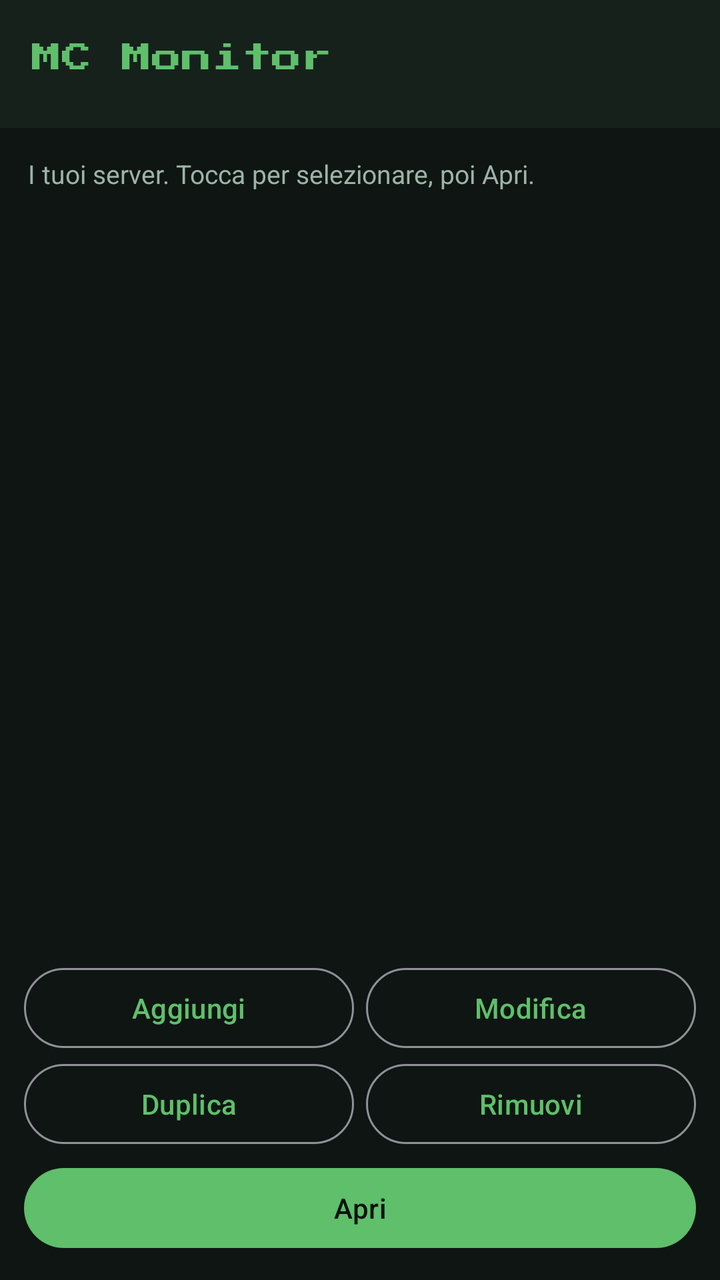
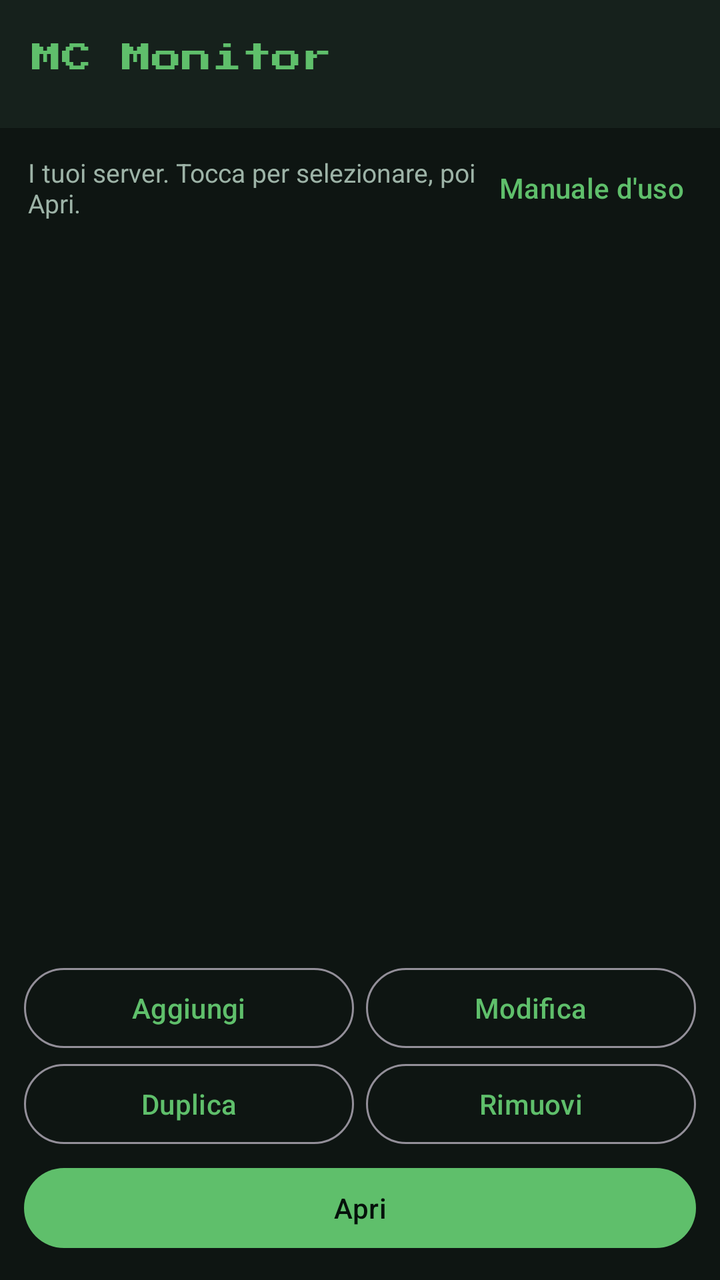

Screens rendered from an Android XML layout before and after an edit, with the pre-edit source and the edit as a unified diff.
<!-- AndroidManifest.xml: application theme Theme.McMonitor -->
<!-- res/layout/activity_servers.xml -->
<?xml version="1.0" encoding="utf-8"?>
<LinearLayout xmlns:android="http://schemas.android.com/apk/res/android"
    xmlns:app="http://schemas.android.com/apk/res-auto"
    android:id="@+id/root"
    android:layout_width="match_parent"
    android:layout_height="match_parent"
    android:background="@color/bg"
    android:orientation="vertical">

    <com.google.android.material.appbar.AppBarLayout
        android:id="@+id/appbar"
        android:layout_width="match_parent"
        android:layout_height="wrap_content"
        android:background="@color/surface">

        <com.google.android.material.appbar.MaterialToolbar
            android:id="@+id/toolbar"
            android:layout_width="match_parent"
            android:layout_height="?attr/actionBarSize">

            <TextView
                android:layout_width="wrap_content"
                android:layout_height="wrap_content"
                android:fontFamily="@font/press_start_2p"
                android:text="@string/app_name"
                android:textColor="@color/grass"
                android:textSize="15sp" />
        </com.google.android.material.appbar.MaterialToolbar>
    </com.google.android.material.appbar.AppBarLayout>

    <include
        android:id="@+id/updateBanner"
        layout="@layout/view_update_banner" />

    <TextView
        android:layout_width="match_parent"
        android:layout_height="wrap_content"
        android:padding="14dp"
        android:text="I tuoi server. Tocca per selezionare, poi Apri."
        android:textColor="@color/text_dim"
        android:textSize="13sp" />

    <androidx.core.widget.NestedScrollView
        android:layout_width="match_parent"
        android:layout_height="0dp"
        android:layout_weight="1"
        android:paddingStart="12dp"
        android:paddingEnd="12dp">

        <LinearLayout
            android:id="@+id/list"
            android:layout_width="match_parent"
            android:layout_height="wrap_content"
            android:orientation="vertical" />
    </androidx.core.widget.NestedScrollView>

    <TextView
        android:id="@+id/empty"
        android:layout_width="match_parent"
        android:layout_height="wrap_content"
        android:padding="24dp"
        android:text="Nessun server configurato.\nPremi Aggiungi per crearne uno."
        android:textAlignment="center"
        android:textColor="@color/text_dim"
        android:visibility="gone" />

    <LinearLayout
        android:layout_width="match_parent"
        android:layout_height="wrap_content"
        android:orientation="vertical"
        android:padding="12dp">

        <LinearLayout
            android:layout_width="match_parent"
            android:layout_height="wrap_content"
            android:orientation="horizontal">

            <com.google.android.material.button.MaterialButton
                android:id="@+id/btnAdd"
                style="@style/Widget.Material3.Button.OutlinedButton"
                android:layout_width="0dp"
                android:layout_height="wrap_content"
                android:layout_marginEnd="6dp"
                android:layout_weight="1"
                android:text="Aggiungi" />

            <com.google.android.material.button.MaterialButton
                android:id="@+id/btnEdit"
                style="@style/Widget.Material3.Button.OutlinedButton"
                android:layout_width="0dp"
                android:layout_height="wrap_content"
                android:layout_weight="1"
                android:text="Modifica" />
        </LinearLayout>

        <LinearLayout
            android:layout_width="match_parent"
            android:layout_height="wrap_content"
            android:orientation="horizontal">

            <com.google.android.material.button.MaterialButton
                android:id="@+id/btnClone"
                style="@style/Widget.Material3.Button.OutlinedButton"
                android:layout_width="0dp"
                android:layout_height="wrap_content"
                android:layout_marginEnd="6dp"
                android:layout_weight="1"
                android:text="Duplica" />

            <com.google.android.material.button.MaterialButton
                android:id="@+id/btnRemove"
                style="@style/Widget.Material3.Button.OutlinedButton"
                android:layout_width="0dp"
                android:layout_height="wrap_content"
                android:layout_weight="1"
                android:text="Rimuovi" />
        </LinearLayout>

        <com.google.android.material.button.MaterialButton
            android:id="@+id/btnOpen"
            android:layout_width="match_parent"
            android:layout_height="wrap_content"
            android:layout_marginTop="4dp"
            android:text="Apri" />
    </LinearLayout>
</LinearLayout>
<!-- res/layout/view_update_banner.xml (included above) -->
<?xml version="1.0" encoding="utf-8"?>
<com.google.android.material.card.MaterialCardView xmlns:android="http://schemas.android.com/apk/res/android"
    xmlns:app="http://schemas.android.com/apk/res-auto"
    android:layout_width="match_parent"
    android:layout_height="wrap_content"
    android:layout_margin="10dp"
    android:visibility="gone"
    app:cardBackgroundColor="@color/surface_high"
    app:cardCornerRadius="12dp"
    app:strokeColor="@color/grass"
    app:strokeWidth="1dp">

    <LinearLayout
        android:layout_width="match_parent"
        android:layout_height="wrap_content"
        android:orientation="vertical"
        android:padding="12dp">

        <TextView
            android:id="@+id/updateTitle"
            android:layout_width="match_parent"
            android:layout_height="wrap_content"
            android:textColor="@color/grass"
            android:textSize="14sp"
            android:textStyle="bold" />

        <TextView
            android:id="@+id/updateNotes"
            android:layout_width="match_parent"
            android:layout_height="wrap_content"
            android:layout_marginTop="2dp"
            android:maxLines="4"
            android:textColor="@color/text_dim"
            android:textSize="12sp" />

        <LinearLayout
            android:layout_width="match_parent"
            android:layout_height="wrap_content"
            android:gravity="end"
            android:orientation="horizontal">

            <com.google.android.material.button.MaterialButton
                android:id="@+id/updateDismiss"
                style="@style/Widget.Material3.Button.TextButton"
                android:layout_width="wrap_content"
                android:layout_height="wrap_content"
                android:text="Più tardi" />

            <com.google.android.material.button.MaterialButton
                android:id="@+id/updateInstall"
                android:layout_width="wrap_content"
                android:layout_height="wrap_content"
                android:layout_marginStart="8dp"
                android:text="Aggiorna" />
        </LinearLayout>
    </LinearLayout>
</com.google.android.material.card.MaterialCardView>
<!-- resources referenced by this layout -->
<resources>
  <color name="bg">#0E1512</color>
  <color name="grass">#5FBF6B</color>
  <color name="surface">#16211C</color>
  <color name="surface_high">#1D2C25</color>
  <color name="text_dim">#9DB3A7</color>
  <string name="app_name">MC Monitor</string>
  <style name="Theme.McMonitor" parent="Theme.Material3.Dark.NoActionBar">
          <item name="colorPrimary">@color/grass</item>
          <item name="colorOnPrimary">#06120B</item>
          <item name="colorPrimaryContainer">@color/grass_dark</item>
          <item name="colorOnPrimaryContainer">@color/text</item>
          <item name="colorSecondary">@color/dirt</item>
          <item name="colorError">@color/danger</item>
          <item name="android:colorBackground">@color/bg</item>
          <item name="colorSurface">@color/surface</item>
          <item name="colorSurfaceVariant">@color/surface_high</item>
          <item name="colorOnSurface">@color/text</item>
          <item name="colorOnSurfaceVariant">@color/text_dim</item>
          <item name="android:statusBarColor" tools:targetApi="l">@color/surface</item>
          <item name="android:navigationBarColor" tools:targetApi="l">@color/bg</item>
      </style>
  <color name="grass_dark">#2E7D32</color>
  <color name="text">#E6F0EA</color>
  <color name="dirt">#8D6E63</color>
  <color name="danger">#EF5350</color>
</resources>

<!-- the commit's change to res/layout/activity_servers.xml (unified diff, before → after) -->
@@ -18,13 +18,28 @@
             android:layout_width="match_parent"
             android:layout_height="?attr/actionBarSize">
 
-            <TextView
+            <LinearLayout
                 android:layout_width="wrap_content"
                 android:layout_height="wrap_content"
-                android:fontFamily="@font/press_start_2p"
-                android:text="@string/app_name"
-                android:textColor="@color/grass"
-                android:textSize="15sp" />
+                android:baselineAligned="true"
+                android:orientation="horizontal">
+
+                <TextView
+                    android:layout_width="wrap_content"
+                    android:layout_height="wrap_content"
+                    android:fontFamily="@font/press_start_2p"
+                    android:text="@string/app_name"
+                    android:textColor="@color/grass"
+                    android:textSize="15sp" />
+
+                <TextView
+                    android:id="@+id/version"
+                    android:layout_width="wrap_content"
+                    android:layout_height="wrap_content"
+                    android:layout_marginStart="8dp"
+                    android:textColor="@color/text_dim"
+                    android:textSize="12sp" />
+            </LinearLayout>
         </com.google.android.material.appbar.MaterialToolbar>
     </com.google.android.material.appbar.AppBarLayout>
 
@@ -32,13 +47,31 @@
         android:id="@+id/updateBanner"
         layout="@layout/view_update_banner" />
 
-    <TextView
-        android:layout_width="match_parent"
-        android:layout_height="wrap_content"
-        android:padding="14dp"
-        android:text="I tuoi server. Tocca per selezionare, poi Apri."
-        android:textColor="@color/text_dim"
-        android:textSize="13sp" />
+    <LinearLayout
+        android:layout_width="match_parent"
+        android:layout_height="wrap_content"
+        android:gravity="center_vertical"
+        android:orientation="horizontal"
+        android:paddingStart="14dp"
+        android:paddingTop="6dp"
+        android:paddingEnd="6dp"
+        android:paddingBottom="6dp">
+
+        <TextView
+            android:layout_width="0dp"
+            android:layout_height="wrap_content"
+            android:layout_weight="1"
+            android:text="I tuoi server. Tocca per selezionare, poi Apri."
+            android:textColor="@color/text_dim"
+            android:textSize="13sp" />
+
+        <com.google.android.material.button.MaterialButton
+            android:id="@+id/btnManual"
+            style="@style/Widget.Material3.Button.TextButton"
+            android:layout_width="wrap_content"
+            android:layout_height="wrap_content"
+            android:text="Manuale d'uso" />
+    </LinearLayout>
 
     <androidx.core.widget.NestedScrollView
         android:layout_width="match_parent"
